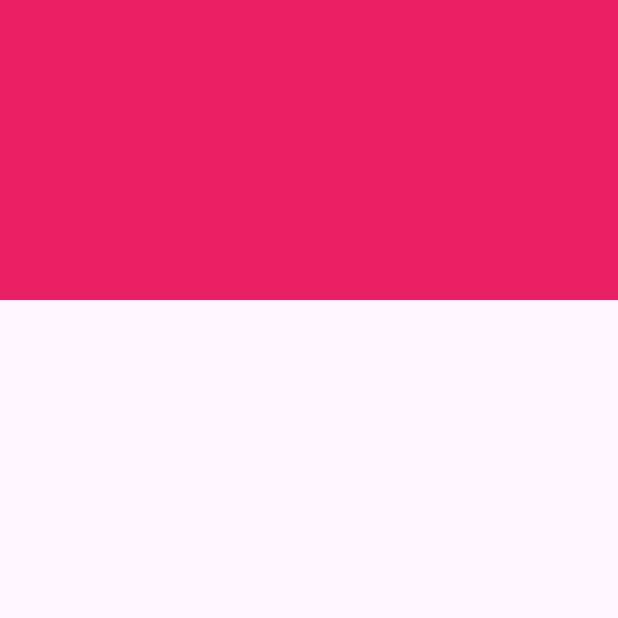
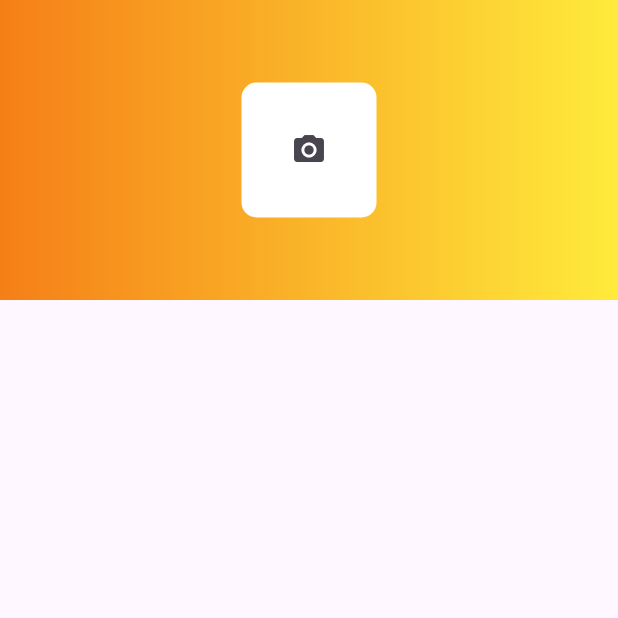
Before and after one commit to adogbeji/FlutterMultiStoreVendorApp, a Flutter app: the screen it shows after launch, on a phone screen of 412 x 824 dp, the top half of it. Run offline on Flutter 3.47's test engine with Material 3 defaults, Android fonts, the phone set to English and light mode, and no system bars; our stand-ins replace firebase_auth, firebase_core; missing offline and left inert: firebase_ui_auth; accounts and stored records are empty; generated files the repository leaves out were written again.

Commit message:
Add gradient background & camera icon to app bar of cendor registration screen

```diff
--- a/lib/vendors/views/auth/vendor_register_screen.dart
+++ b/lib/vendors/views/auth/vendor_register_screen.dart
@@ -5,12 +5,45 @@ class VendorRegisterScreen extends StatelessWidget {
 
   @override
   Widget build(BuildContext context) {
-    return const Scaffold(
+    return Scaffold(
       body: CustomScrollView(
         slivers: [
           SliverAppBar(
             backgroundColor: Colors.pink,
             toolbarHeight: 200,
+            flexibleSpace: LayoutBuilder(builder: (context, constraints) {
+              return FlexibleSpaceBar(
+                background: Container(
+                  decoration: BoxDecoration(
+                    gradient: LinearGradient(
+                      colors: [
+                        Colors.yellow.shade900,
+                        Colors.yellow,
+                      ],
+                    ),
+                  ),
+                  child: Center(
+                    child: Column(
+                      mainAxisAlignment: MainAxisAlignment.center,
+                      children: [
+                        Container(
+                          height: 90,
+                          width: 90,
+                          decoration: BoxDecoration(
+                            color: Colors.white,
+                            borderRadius: BorderRadius.circular(10),
+                          ),
+                          child: IconButton(
+                            onPressed: () {},
+                            icon: const Icon(Icons.camera_alt),
+                          ),
+                        ),
+                      ],
+                    ),
+                  ),
+                ),
+              );
+            }),
           ),
         ],
       ),
```
